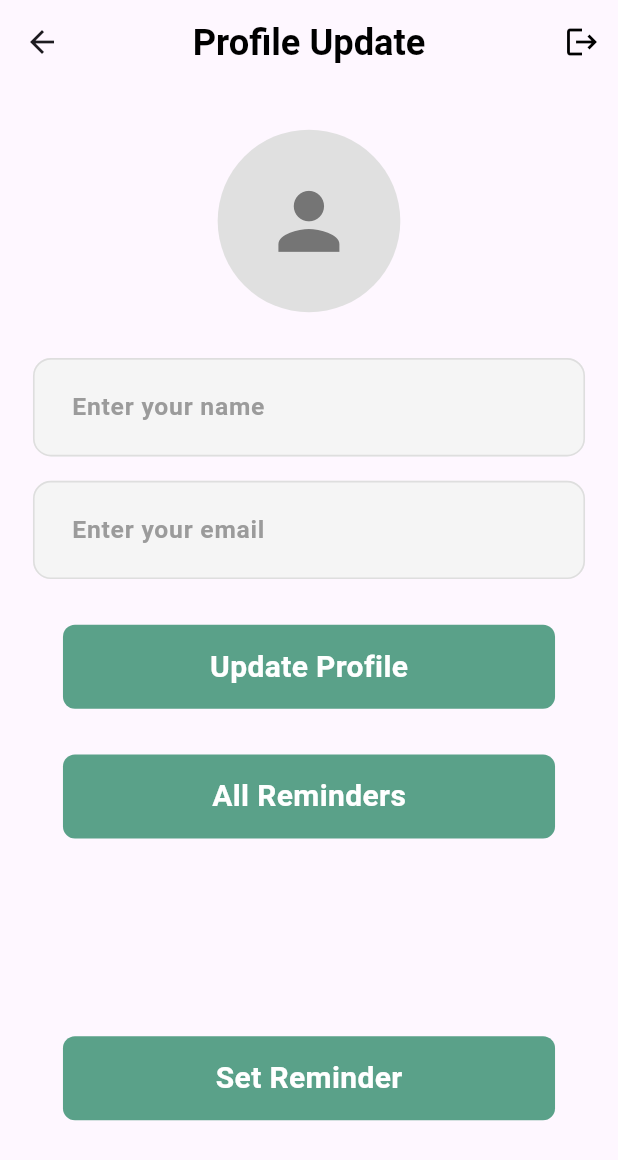
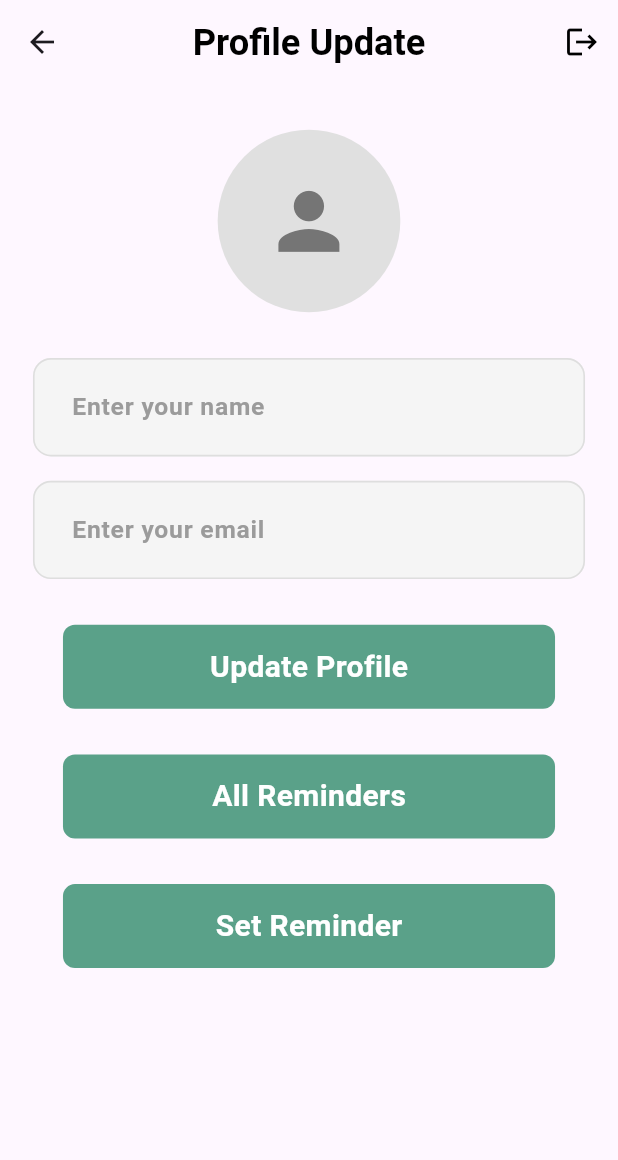
Before and after one commit to ahmedintakhab/GDM-App, a Flutter app: the ProfileScreen screen opened directly, after a tap on "Update Profile", after a tap on the "person" icon, on a phone screen of 412 x 824 dp. Shown: the top 1160 px of the screen. Run offline on Flutter 3.47's test engine with Material 3 defaults, Android fonts, the phone set to English and light mode, and no system bars; our stand-ins replace cloud_firestore, dropdown_button2, firebase_auth, firebase_core, fl_chart, flutter_local_notifications and 7 more; accounts and stored records are empty; Roboto replaces fonts that are missing (Gilroy).

Commit message:
Set user profile

```diff
--- a/lib/Home/User_profile_screen.dart
+++ b/lib/Home/User_profile_screen.dart
@@ -35,12 +35,23 @@ class _ProfileScreenState extends State<ProfileScreen> {
     // Initialize controllers with data from provider
     WidgetsBinding.instance.addPostFrameCallback((_) {
       final userProvider = Provider.of<UserProvider>(context, listen: false);
-      nameController.text = userProvider.name;
-      emailController.text = userProvider.email;
-      userProvider.fetchUserData();
+      if(mounted) {
+        setState(() {
+          nameController.text = userProvider.name;
+          emailController.text = userProvider.email;
+        });
+      }
+        userProvider.fetchUserData();
 
     });
   }
+  @override
+  void dispose() {
+    nameController.dispose();
+    emailController.dispose();
+    super.dispose();
+  }
+
   // Function to handle logout
   void _handleLogout(BuildContext context) {
     final userProvider = Provider.of<UserProvider>(context, listen: false);
@@ -158,7 +169,7 @@ class _ProfileScreenState extends State<ProfileScreen> {
                       },
                       buttonText: 'All Reminders',
                     ),
-                    SizedBox(height: 130.h),
+                    SizedBox(height: 30.h),
                     CustomButton(
                       onTap: () {
                         Navigator.push(
@@ -196,7 +207,7 @@ class _ProfileScreenState extends State<ProfileScreen> {
           nameController.text,
           emailController.text
       );
-
+      if (!mounted) return; // Ensure widget is still in the tree
       // Close loading dialog
       Navigator.pop(context);
 
@@ -218,6 +229,7 @@ class _ProfileScreenState extends State<ProfileScreen> {
         );
       }
     } catch (e) {
+      if (!mounted) return; // Ensure widget is still in the tree
       // Close loading dialog
       Navigator.pop(context);
 
--- a/lib/Home/home_main_screen.dart
+++ b/lib/Home/home_main_screen.dart
@@ -1,8 +1,6 @@
 import 'package:flutter/material.dart';
-import 'package:gdm_app/Home/add_pillscreen.dart';
 import 'package:gdm_app/Home/chat_container.dart';
 import 'package:gdm_app/Home/doctor_visit_container.dart';
-import 'package:gdm_app/Home/heart_blood_container.dart';
 import 'package:gdm_app/Home/linear_progress_container.dart';
 import 'package:gdm_app/Home/progress_and_stepscount.dart';
 import 'package:gdm_app/Home/user_data_provider.dart';
--- a/lib/Home/user_data_provider.dart
+++ b/lib/Home/user_data_provider.dart
@@ -60,21 +60,8 @@ class UserProvider extends ChangeNotifier {
         return;
       }
 
-      // Check in which collection the user exists
-      DocumentSnapshot? userDoc;
-
-      // Check 'user' collection
-      userDoc = await _firestore.collection('user').doc(uid).get();
-
-      // If not found, check 'users' collection
-      if (!userDoc.exists) {
-        userDoc = await _firestore.collection('users').doc(uid).get();
-
-        // If still not found, check 'doctor' collection
-        if (!userDoc.exists) {
-          userDoc = await _firestore.collection('doctor').doc(uid).get();
-        }
-      }
+      // Fetch user data from 'Users' collection
+      DocumentSnapshot userDoc = await _firestore.collection('Users').doc(uid).get();
 
       // If user document exists, populate the data
       if (userDoc.exists) {
@@ -86,11 +73,12 @@ class UserProvider extends ChangeNotifier {
 
         _safeNotifyListeners();
       } else {
-        _errorMessage = "User data not found";
+        _errorMessage = "User data not found in Users collection";
+      }
         _isLoading = false;
         _safeNotifyListeners();
       }
-    } catch (e) {
+     catch (e) {
       _errorMessage = "Error fetching user data: $e";
       _isLoading = false;
       _safeNotifyListeners();
@@ -115,32 +103,18 @@ class UserProvider extends ChangeNotifier {
         return false;
       }
 
-      // Determine which collection the user is in
-      String collection = 'user';
-      DocumentSnapshot doc = await _firestore.collection(collection).doc(uid).get();
-
-      if (!doc.exists) {
-        collection = 'users';
-        doc = await _firestore.collection(collection).doc(uid).get();
-
-        if (!doc.exists) {
-          collection = 'doctor';
-          doc = await _firestore.collection(collection).doc(uid).get();
-
-          if (!doc.exists) {
-            _errorMessage = "User not found in any collection";
-            _isLoading = false;
-            _safeNotifyListeners();
-            return false;
-          }
-        }
-      }
-
-      // Update user data in the appropriate collection
-      await _firestore.collection(collection).doc(uid).update({
+      // Update in 'Users' collection only
+      await _firestore.collection('Users').doc(uid).update({
         'name': name,
         'email': email,
       });
+
+
+      // // Update user data in the appropriate collection
+      // await _firestore.collection(collection).doc(uid).update({
+      //   'name': name,
+      //   'email': email,
+      // });
 
       // Update local state
       _name = name;
@@ -180,22 +154,13 @@ class UserProvider extends ChangeNotifier {
         _safeNotifyListeners();
         return;
       }
+      // Check if user exists in 'Users' collection
+      DocumentSnapshot userDoc = await _firestore.collection('user').doc(uid).get();
 
-      // Check in which collection the user exists
-      DocumentSnapshot? userDoc;
-
-      userDoc = await _firestore.collection('user').doc(uid).get();
-      if (!userDoc.exists) {
-        userDoc = await _firestore.collection('users').doc(uid).get();
-        if (!userDoc.exists) {
-          userDoc = await _firestore.collection('doctor').doc(uid).get();
-        }
-      }
 
       if (userDoc.exists) {
-        // Fetch glucose data from the 'glucoseEntries' subcollection
         final QuerySnapshot glucoseSnapshot = await _firestore
-            .collection(userDoc.reference.parent.id) // Use the correct collection
+            .collection('Users')
             .doc(uid)
             .collection('glucoseEntries')
             .orderBy('dateTime', descending: true)
@@ -208,20 +173,18 @@ class UserProvider extends ChangeNotifier {
             'timestamp': data['dateTime'],
           };
         }).toList();
+      }else {
+        _errorMessage = "User not found in Users collection";
+      }
 
-        // Use addPostFrameCallback to defer notifyListeners
-        WidgetsBinding.instance.addPostFrameCallback((_) {
-          _isLoading = false;
-          _safeNotifyListeners();
-        });
-      } else {
-        _errorMessage = "User not found in any collection";
+
+      // Use addPostFrameCallback to defer notifyListeners
         WidgetsBinding.instance.addPostFrameCallback((_) {
           _isLoading = false;
           _safeNotifyListeners();
         });
       }
-    } catch (e) {
+     catch (e) {
       _errorMessage = "Error fetching glucose data: $e";
       WidgetsBinding.instance.addPostFrameCallback((_) {
         _isLoading = false;
```
